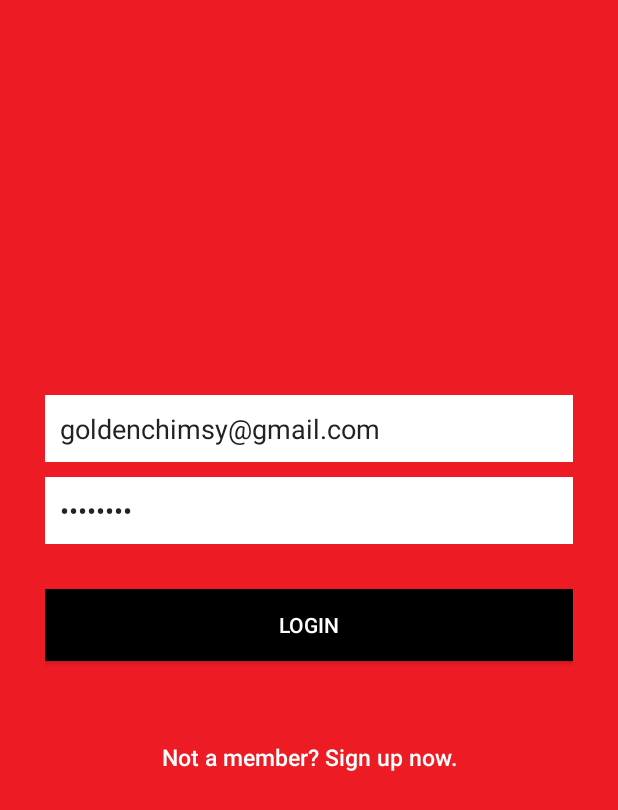
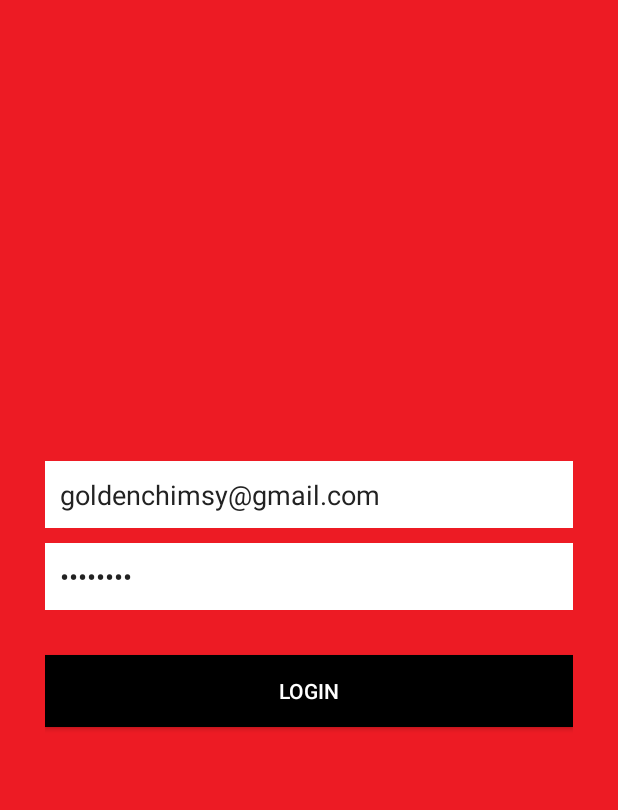
Before and after one commit to Chimsy/Xul_Kelvin_Android, an Android app: the LoginActivity screen opened directly, with no data from a screen before it, on a phone screen of 412 x 824 dp. Shown: the top 810 px of the screen. Run offline under Robolectric (Android 15) with nearby library versions, the phone set to English and light mode, and no system bars; libraries missing offline, so code that uses them is left out: com.ontbee.legacyforks.

Commit message:
removed sign up option

```diff
--- a/app/src/main/java/zw/co/chimsy/xulkelvin/ui/startup/LoginActivity.java
+++ b/app/src/main/java/zw/co/chimsy/xulkelvin/ui/startup/LoginActivity.java
@@ -55,7 +55,6 @@ public class LoginActivity extends AppCompatActivity {
     private Activity activity;
     private OkHttpClient client;
     private Button btnLogin;
-    private Button btnLinkToRegister;
     private EditText inputEmail;
     private EditText inputPassword;
     private ProgressDialog pDialog;
@@ -77,7 +76,6 @@ public class LoginActivity extends AppCompatActivity {
         inputEmail = findViewById(R.id.editText_email);
         inputPassword = findViewById(R.id.editText_password);
         btnLogin = findViewById(R.id.btnLogin);
-        btnLinkToRegister = findViewById(R.id.btnLinkToRegisterScreen);
 
         // Progress dialog
         pDialog = new ProgressDialog(this);
@@ -116,20 +114,6 @@ public class LoginActivity extends AppCompatActivity {
 
         });
 
-        // Link to Register Screen
-        btnLinkToRegister.setOnClickListener(new View.OnClickListener() {
-
-            public void onClick(View view) {
-                /*
-                //@TODO Dont forget to remove this session
-                session.setLogin(true);
-                Intent i = new Intent(LoginActivity.this, MainActivity.class);
-                */
-                Intent i = new Intent(LoginActivity.this, RegisterActivity.class);
-                startActivity(i);
-                finish();
-            }
-        });
 
     }
 
--- a/app/src/main/res/layout/activity_login.xml
+++ b/app/src/main/res/layout/activity_login.xml
@@ -57,16 +57,6 @@
 
         <!-- Link to Login Screen -->
 
-        <Button
-            android:id="@+id/btnLinkToRegisterScreen"
-            android:layout_width="fill_parent"
-            android:layout_height="wrap_content"
-            android:layout_marginTop="40dip"
-            android:background="@null"
-            android:text="@string/btn_link_to_register"
-            android:textAllCaps="false"
-            android:textColor="@color/white"
-            android:textSize="15dp" />
 
         <androidx.core.widget.NestedScrollView
             android:layout_width="match_parent"
```
